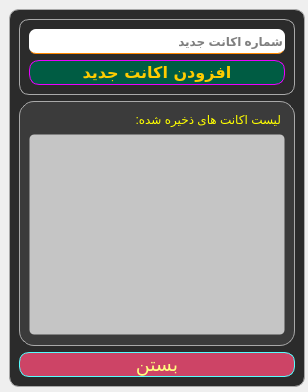
The window that ui/accountsList.ui (SaeidJavadi/Advanced-WhatsApp-Sender) describes before a commit, drawn with Qt 5.
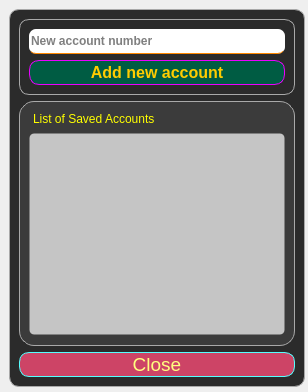
The same window after the commit.

```diff
--- a/ui/accountsList.ui
+++ b/ui/accountsList.ui
@@ -62,7 +62,7 @@
       </property>
       <property name="font">
        <font>
-        <family>B Nazanin</family>
+        <family>Arial</family>
         <pointsize>14</pointsize>
        </font>
       </property>
@@ -84,7 +84,7 @@
 }</string>
       </property>
       <property name="text">
-       <string>بستن</string>
+       <string>Close</string>
       </property>
       <property name="autoDefault">
        <bool>true</bool>
@@ -133,7 +133,7 @@
        <item row="2" column="0">
         <widget class="QLabel" name="label_2">
          <property name="text">
-          <string>لیست اکانت های ذخیره شده:</string>
+          <string>List of Saved Accounts</string>
          </property>
         </widget>
        </item>
@@ -174,7 +174,7 @@
 }</string>
          </property>
          <property name="placeholderText">
-          <string>شماره اکانت جدید</string>
+          <string>New account number</string>
          </property>
         </widget>
        </item>
@@ -194,7 +194,7 @@
          </property>
          <property name="font">
           <font>
-           <family>B Nazanin</family>
+           <family>Arial</family>
            <pointsize>12</pointsize>
            <weight>75</weight>
            <italic>false</italic>
@@ -219,7 +219,7 @@
 }</string>
          </property>
          <property name="text">
-          <string>افزودن اکانت جدید</string>
+          <string>Add new account</string>
          </property>
         </widget>
        </item>
```
Left out of the diff: 6 changed lines with no effect on the pictures.
